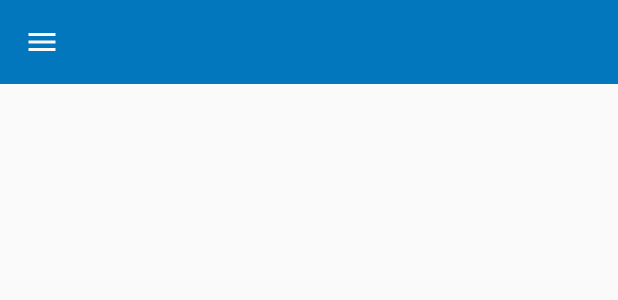
After one commit to sirsanderp/BartRider, an Android app: the layout toolbar.xml on its own in the app's theme, with its tools: preview values and no code run, on a phone screen of 412 x 824 dp. The commit adds this screen. Shown: the top 300 px of the screen. Run offline under Robolectric (Android 15) with nearby library versions, the phone set to English and light mode, and no system bars; network calls fail.

Commit message:
Added a custom toolbar.

```diff
--- /dev/null
+++ b/app/src/main/res/layout/toolbar.xml
@@ -0,0 +1,13 @@
+<android.support.v7.widget.Toolbar
+    xmlns:android="http://schemas.android.com/apk/res/android"
+    xmlns:app="http://schemas.android.com/apk/res-auto"
+    android:id="@+id/toolbar"
+    android:layout_width="match_parent"
+    android:layout_height="wrap_content"
+    android:background="?attr/colorPrimary"
+    android:fitsSystemWindows="true"
+    android:minHeight="?attr/actionBarSize"
+    android:theme="@style/BartTheme"
+    app:navigationIcon="@drawable/ic_menu_24dp"
+    app:titleTextColor="@color/material_light">
+</android.support.v7.widget.Toolbar>
--- a/app/src/main/res/values-v21/styles.xml
+++ b/app/src/main/res/values-v21/styles.xml
@@ -1,12 +1,24 @@
 <?xml version="1.0" encoding="utf-8"?>
 <resources>
 
-    <style name="BartTheme" parent="Theme.AppCompat.Light.DarkActionBar">
-        <item name="android:colorBackground">@color/material_light</item>
+    <style name="BartTheme" parent="Theme.AppCompat.Light.NoActionBar">
         <item name="colorPrimary">@color/bart_primary1</item>
-        <item name="android:navigationBarColor">@android:color/background_dark</item>
         <item name="colorPrimaryDark">@color/bart_primary1</item>
         <item name="colorAccent">@color/bart_primary2</item>
-        <item name="android:statusBarColor">@android:color/background_dark</item>
+        <item name="android:colorBackground">@color/material_light</item>
+        <item name="android:navigationBarColor">@android:color/background_dark</item>
+        <item name="android:statusBarColor">@color/bart_status_bar</item>
+        <item name="android:textColorSecondary">@color/material_light</item>
+        <item name="android:windowTranslucentStatus">true</item>
+        <item name="drawerArrowStyle">@style/ToolbarIconTheme</item>
     </style>
+
+    <style name="ToolbarTheme" parent="ThemeOverlay.AppCompat.ActionBar">
+        <item name="android:textColorPrimary">@color/material_light</item>
+    </style>
+
+    <style name="ToolbarIconTheme" parent="Widget.AppCompat.DrawerArrowToggle">
+        <item name="color">@color/material_light</item>
+    </style>
+
 </resources>
--- a/app/src/main/res/values/styles.xml
+++ b/app/src/main/res/values/styles.xml
@@ -1,11 +1,22 @@
 <resources>
 
     <!-- Base application theme. -->
-    <style name="BartTheme" parent="Theme.AppCompat.Light.DarkActionBar" >
-        <item name="android:colorBackground">@color/material_light</item>
+    <style name="BartTheme" parent="Theme.AppCompat.Light.NoActionBar">
         <item name="colorPrimary">@color/bart_primary1</item>
         <item name="colorPrimaryDark">@color/bart_primary1</item>
         <item name="colorAccent">@color/bart_primary2</item>
+        <item name="android:colorBackground">@color/material_light</item>
+        <item name="android:textColorSecondary">@color/material_light</item>
+        <item name="android:windowTranslucentStatus">true</item>
+        <item name="drawerArrowStyle">@style/ToolbarIconTheme</item>
+    </style>
+
+    <style name="ToolbarTheme" parent="ThemeOverlay.AppCompat.ActionBar">
+        <item name="android:textColorPrimary">@color/material_light</item>
+    </style>
+
+    <style name="ToolbarIconTheme" parent="Widget.AppCompat.DrawerArrowToggle">
+        <item name="color">@color/material_light</item>
     </style>
 
 </resources>
```
